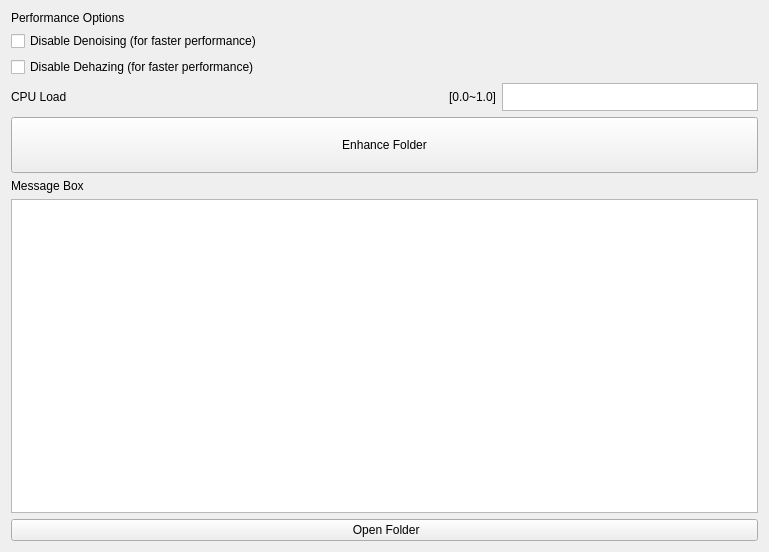
The window that src/resources/enhance.ui (open-AIMS/reefscan_desktop_data_manager) describes before a commit, drawn with Qt 5.
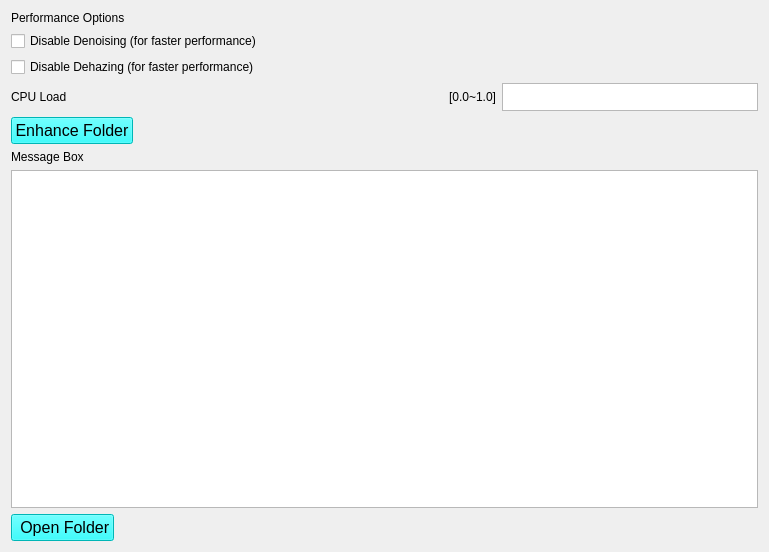
The same window after the commit.

The edit to the form file:
```diff
--- a/src/resources/enhance.ui
+++ b/src/resources/enhance.ui
@@ -23,7 +23,7 @@
    <item row="17" column="0" colspan="3">
     <widget class="QPushButton" name="btnEnhanceFolder">
      <property name="sizePolicy">
-      <sizepolicy hsizetype="Minimum" vsizetype="Minimum">
+      <sizepolicy hsizetype="Fixed" vsizetype="Fixed">
        <horstretch>0</horstretch>
        <verstretch>0</verstretch>
       </sizepolicy>
@@ -31,9 +31,17 @@
      <property name="minimumSize">
       <size>
        <width>0</width>
-       <height>56</height>
+       <height>0</height>
       </size>
      </property>
+     <property name="font">
+      <font>
+       <pointsize>12</pointsize>
+      </font>
+     </property>
+     <property name="styleSheet">
+      <string notr="true">background-color: cyan;</string>
+     </property>
      <property name="text">
       <string>Enhance Folder</string>
      </property>
@@ -85,11 +93,19 @@
    <item row="21" column="0" colspan="3">
     <widget class="QPushButton" name="btnEnhanceOpenFolder">
      <property name="sizePolicy">
-      <sizepolicy hsizetype="Minimum" vsizetype="Minimum">
+      <sizepolicy hsizetype="Fixed" vsizetype="Fixed">
        <horstretch>0</horstretch>
        <verstretch>0</verstretch>
       </sizepolicy>
      </property>
+     <property name="font">
+      <font>
+       <pointsize>12</pointsize>
+      </font>
+     </property>
+     <property name="styleSheet">
+      <string notr="true">background-color: cyan;</string>
+     </property>
      <property name="text">
       <string> Open Folder</string>
      </property>
```
